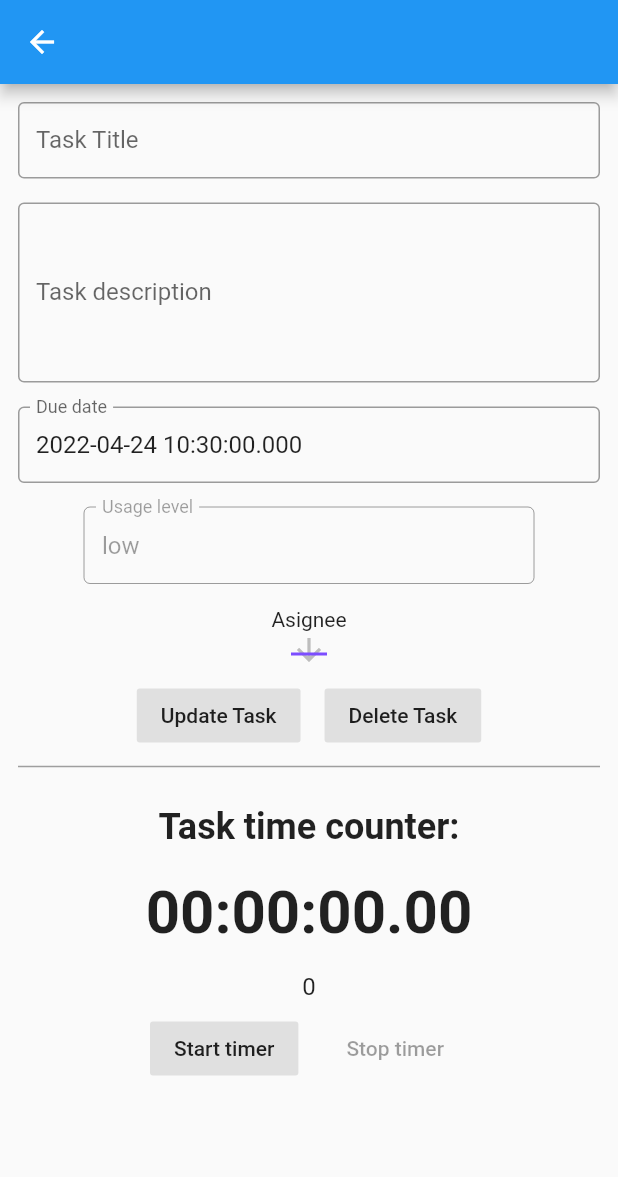
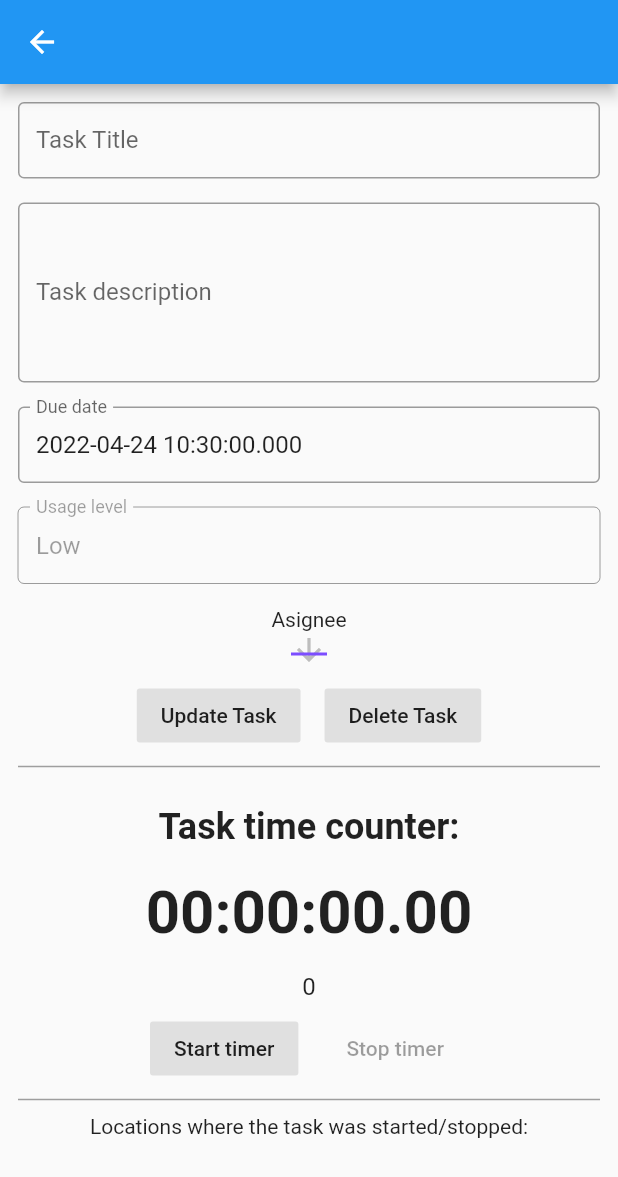
Before and after one commit to darkoskerlevski/employee-time-management-flutter, a Flutter app: the TaskDetailsScreen screen opened directly with empty values, on a phone screen of 412 x 824 dp. Shown: the top 1177 px of the screen. Run offline on Flutter 3.47's test engine with Material 2 defaults, Android fonts, the phone set to English and light mode, and no system bars; our stand-ins replace firebase_auth, firebase_core, firebase_database, flutter_bloc, geolocator, nanoid and 3 more; missing offline and left inert: wc_flutter_share; accounts and stored records are empty; Roboto replaces fonts that are missing (Helvetica).

Commit message:
added map feature for button presses

```diff
--- a/lib/screens/company_screen.dart
+++ b/lib/screens/company_screen.dart
@@ -191,7 +191,7 @@ class _CompanyScreenState extends State<CompanyScreen> {
                       ),
                       SizedBox(height: 24,),
                       Text(
-                        "CompanyId: ",
+                        "Company ID: ",
                         textAlign: TextAlign.center,
                         style: const TextStyle(fontSize: 16),
                       ),
--- a/lib/screens/register_screen.dart
+++ b/lib/screens/register_screen.dart
@@ -3,7 +3,7 @@ import 'package:firebase_auth/firebase_auth.dart';
 import 'package:flutter/material.dart';
 import 'package:flutter/services.dart';
 
-import '../constants.dart';
+import '../utils.dart';
 
 class SignupScreen extends StatefulWidget {
   @override
--- a/lib/screens/task_details_screen.dart
+++ b/lib/screens/task_details_screen.dart
@@ -1,5 +1,4 @@
 import 'dart:async';
-
 import 'package:etm_flutter/model/Coords.dart';
 import 'package:etm_flutter/service/CoordsService.dart';
 import 'package:etm_flutter/service/TaskService.dart';
@@ -13,8 +12,8 @@ import '../model/Task.dart';
 import 'package:intl/intl.dart';
 import 'package:stop_watch_timer/stop_watch_timer.dart';
 import 'package:sensors_plus/sensors_plus.dart';
-import 'dart:math';
 import '../model/user.dart';
+import '../utils.dart';
 
 class TaskDetailsScreen extends StatefulWidget {
   Task task;
@@ -48,7 +47,7 @@ class _TaskDetailsScreenState extends State<TaskDetailsScreen> {
   double x=0;
   double y=0;
   double z=0;
-  List<Coords>? coords;
+  List<Coords> coords = [];
   StreamSubscription? streamSubscription;
 
   @override
@@ -56,7 +55,7 @@ class _TaskDetailsScreenState extends State<TaskDetailsScreen> {
     taskTitleController.text = widget.task.title;
     taskDescriptionContoller.text = widget.task.description;
     taskDueDateController.text = widget.task.by.toString();
-    usageController.text = "low";
+    usageController.text = "Low";
     UserService.getUserEmail(widget.task.allocatedTo).then((value) => {
       dropdownValue = value
     });
@@ -134,7 +133,8 @@ class _TaskDetailsScreenState extends State<TaskDetailsScreen> {
           'Location permissions are permanently denied, we cannot request permissions.');
     }
     Position position = await Geolocator.getCurrentPosition(desiredAccuracy: LocationAccuracy.high);
-    CoordsService.saveCoords(taskId: widget.task.id, userId: widget.user.uid, lat: position.latitude, long: position.longitude);
+    CoordsService.saveCoords(taskId: widget.task.id, userId: widget.user.email!, lat: position.latitude, long: position.longitude);
+    print(coords);
   }
 
   void _timerStarted() {
@@ -155,7 +155,7 @@ class _TaskDetailsScreenState extends State<TaskDetailsScreen> {
             usageController.text = "Moderate";
           }
           if (x+y+z > 5000) {
-            usageController.text = "high";
+            usageController.text = "High";
           }
       });
 
@@ -256,8 +256,7 @@ class _TaskDetailsScreenState extends State<TaskDetailsScreen> {
                     readOnly: true,
                   ),
                   SizedBox(height: 16,),
-                  SizedBox(width: 300,
-                      child: TextField(
+                  TextField(
                         controller: usageController,
                         decoration: InputDecoration(
                           border: OutlineInputBorder(),
@@ -266,8 +265,7 @@ class _TaskDetailsScreenState extends State<TaskDetailsScreen> {
                           enabled: false,
 
                         ),
-                      )
-                  ),
+                      ),
                   SizedBox(height: 16,),
                   Text(
                     "Asignee"
@@ -404,6 +402,47 @@ class _TaskDetailsScreenState extends State<TaskDetailsScreen> {
                       ),
                     ],
                   ),
+                  const Divider(
+                    height: 20,
+                    thickness: 1,
+                    indent: 0,
+                    endIndent: 0,
+                    color: Colors.grey,
+                  ),
+                  Text("Locations where the task was started/stopped:"),
+                  SizedBox(
+                    height: 8,
+                  ),
+                  for (Coords coord in coords)
+                    Column(
+                        mainAxisAlignment: MainAxisAlignment.center,
+                        crossAxisAlignment: CrossAxisAlignment.center,
+                        children: <Widget>[
+                          Row(
+                              mainAxisAlignment: MainAxisAlignment.center,
+                              crossAxisAlignment: CrossAxisAlignment.center,
+                              children: <Widget>[
+                                Text("By User: " + coord.userId),
+                                ]
+                          ),
+                          SizedBox(
+                            height: 3,
+                          ),
+                          Text("Latitude: " + coord.lat.toString() + ", Longitude: " + coord.long.toString()),
+                          TextButton(
+                              onPressed: () => {
+                                MapUtils.openMap(coord.lat, coord.long)
+                              },
+                              child: Text("Open Map")),
+                          const Divider(
+                            height: 5,
+                            thickness: 1,
+                            indent: 35,
+                            endIndent: 35,
+                            color: Colors.grey,
+                          ),
+                      ]
+                    )
                 ],
               ),
             )
--- a/lib/constants.dart
+++ b/lib/utils.dart
@@ -1,4 +1,5 @@
 import 'package:flutter/material.dart';
+import 'package:url_launcher/url_launcher.dart';
 
 const kTextFieldDecoration = InputDecoration(
   hintText: 'Enter a value',
@@ -16,3 +17,15 @@ const kTextFieldDecoration = InputDecoration(
     borderRadius: BorderRadius.all(Radius.circular(7)),
   ),
 );
+
+class MapUtils {
+
+  MapUtils._();
+
+  static Future<void> openMap(double latitude, double longitude) async {
+    final Uri googleUrl = Uri.parse('https://www.google.com/maps/search/?api=1&query=$latitude,$longitude');
+    if (await canLaunchUrl(googleUrl)) {
+      await launchUrl(googleUrl);
+    }
+  }
+}
--- a/lib/widgets/newEmployee.dart
+++ b/lib/widgets/newEmployee.dart
@@ -36,7 +36,7 @@ class _NewEmployeeState extends State<NewEmployee> {
         children: [
           TextField(
             controller: _uuidController ,
-            decoration: InputDecoration(labelText: "Company Id"),
+            decoration: InputDecoration(labelText: "Company ID"),
             //  onChanged: (val) {
             //    naslov = val;
             //  }
--- a/pubspec.yaml
+++ b/pubspec.yaml
@@ -40,6 +40,7 @@ dependencies:
   geolocator: ^8.2.0
   permission_handler: ^9.2.0
   sensors_plus: ^1.3.1
+  url_launcher: ^6.1.0
 
 
   # The following adds the Cupertino Icons font to your application.
```
Also changed, not shown: lib/screens/all_tasks_screen.dart (+10 -2 lines), lib/screens/login_screen.dart (+5 -3 lines), lib/screens/my_tasks_screen.dart (+10 -2 lines), pubspec.lock, 2 other files.
